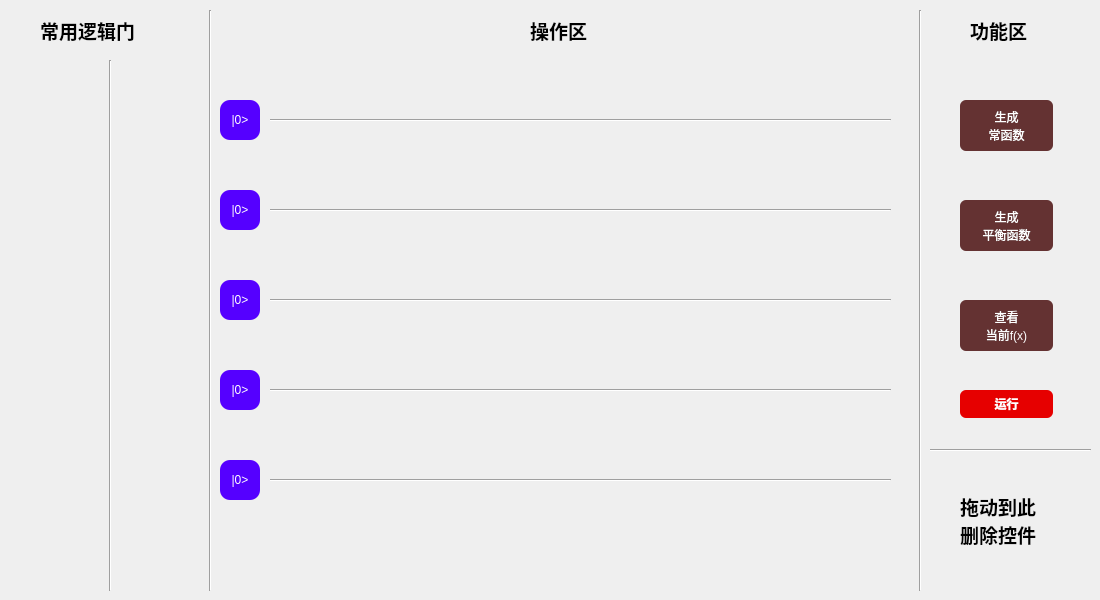
Above: widget.ui from pkfbc2014/Simple-Quantum-Simulator before the change. Below: the same form after it.
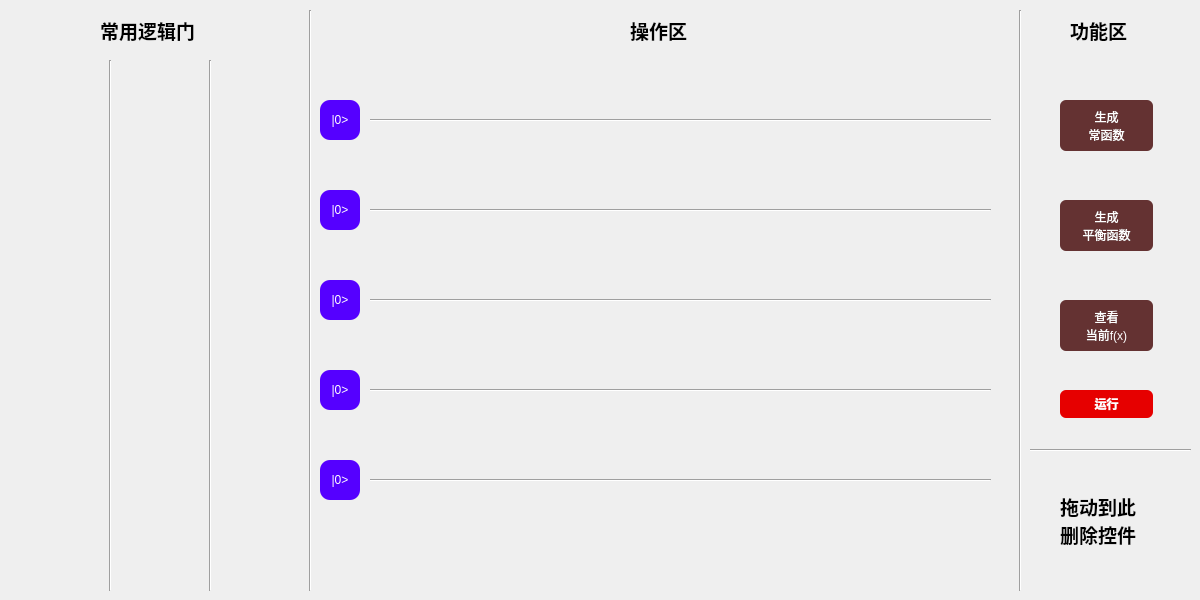
That is the form after the change. Icons and pictures are not drawn.

Patch:
```diff
--- a/widget.ui
+++ b/widget.ui
@@ -6,7 +6,7 @@
    <rect>
     <x>0</x>
     <y>0</y>
-    <width>1100</width>
+    <width>1200</width>
     <height>600</height>
    </rect>
   </property>
@@ -16,7 +16,7 @@
   <widget class="QLabel" name="label_9">
    <property name="geometry">
     <rect>
-     <x>40</x>
+     <x>100</x>
      <y>20</y>
      <width>151</width>
      <height>21</height>
@@ -174,23 +174,10 @@
     <enum>Qt::Vertical</enum>
    </property>
   </widget>
-  <widget class="Line" name="line_2">
-   <property name="geometry">
-    <rect>
-     <x>200</x>
-     <y>10</y>
-     <width>20</width>
-     <height>581</height>
-    </rect>
-   </property>
-   <property name="orientation">
-    <enum>Qt::Vertical</enum>
-   </property>
-  </widget>
   <widget class="Line" name="line_3">
    <property name="geometry">
     <rect>
-     <x>270</x>
+     <x>370</x>
      <y>110</y>
      <width>621</width>
      <height>20</height>
@@ -210,7 +197,7 @@
   <widget class="Line" name="line_4">
    <property name="geometry">
     <rect>
-     <x>270</x>
+     <x>370</x>
      <y>200</y>
      <width>621</width>
      <height>20</height>
@@ -230,7 +217,7 @@
   <widget class="Line" name="line_5">
    <property name="geometry">
     <rect>
-     <x>270</x>
+     <x>370</x>
      <y>290</y>
      <width>621</width>
      <height>20</height>
@@ -250,7 +237,7 @@
   <widget class="Line" name="line_6">
    <property name="geometry">
     <rect>
-     <x>270</x>
+     <x>370</x>
      <y>380</y>
      <width>621</width>
      <height>20</height>
@@ -270,7 +257,7 @@
   <widget class="Line" name="line_7">
    <property name="geometry">
     <rect>
-     <x>270</x>
+     <x>370</x>
      <y>470</y>
      <width>621</width>
      <height>20</height>
@@ -290,7 +277,7 @@
   <widget class="QLabel" name="label_10">
    <property name="geometry">
     <rect>
-     <x>530</x>
+     <x>630</x>
      <y>20</y>
      <width>81</width>
      <height>21</height>
@@ -310,7 +297,7 @@
   <widget class="QPushButton" name="qbit1">
    <property name="geometry">
     <rect>
-     <x>220</x>
+     <x>320</x>
      <y>100</y>
      <width>40</width>
      <height>40</height>
@@ -331,7 +318,7 @@
   <widget class="QPushButton" name="qbit2">
    <property name="geometry">
     <rect>
-     <x>220</x>
+     <x>320</x>
      <y>190</y>
      <width>40</width>
      <height>40</height>
@@ -352,7 +339,7 @@
   <widget class="QPushButton" name="qbit3">
    <property name="geometry">
     <rect>
-     <x>220</x>
+     <x>320</x>
      <y>280</y>
      <width>40</width>
      <height>40</height>
@@ -373,7 +360,7 @@
   <widget class="QPushButton" name="qbit4">
    <property name="geometry">
     <rect>
-     <x>220</x>
+     <x>320</x>
      <y>370</y>
      <width>40</width>
      <height>40</height>
@@ -394,7 +381,7 @@
   <widget class="QPushButton" name="qbit5">
    <property name="geometry">
     <rect>
-     <x>220</x>
+     <x>320</x>
      <y>460</y>
      <width>40</width>
      <height>40</height>
@@ -415,7 +402,7 @@
   <widget class="Line" name="line_8">
    <property name="geometry">
     <rect>
-     <x>910</x>
+     <x>1010</x>
      <y>10</y>
      <width>20</width>
      <height>581</height>
@@ -428,7 +415,7 @@
   <widget class="QPushButton" name="Con_fun">
    <property name="geometry">
     <rect>
-     <x>960</x>
+     <x>1060</x>
      <y>100</y>
      <width>93</width>
      <height>51</height>
@@ -450,7 +437,7 @@
   <widget class="QPushButton" name="Bala_fun">
    <property name="geometry">
     <rect>
-     <x>960</x>
+     <x>1060</x>
      <y>200</y>
      <width>93</width>
      <height>51</height>
@@ -472,7 +459,7 @@
   <widget class="QPushButton" name="Check_fun">
    <property name="geometry">
     <rect>
-     <x>960</x>
+     <x>1060</x>
      <y>300</y>
      <width>93</width>
      <height>51</height>
@@ -494,7 +481,7 @@
   <widget class="QPushButton" name="Do">
    <property name="geometry">
     <rect>
-     <x>960</x>
+     <x>1060</x>
      <y>390</y>
      <width>93</width>
      <height>28</height>
@@ -524,7 +511,7 @@
   <widget class="QLabel" name="label_11">
    <property name="geometry">
     <rect>
-     <x>970</x>
+     <x>1070</x>
      <y>20</y>
      <width>81</width>
      <height>21</height>
@@ -544,7 +531,7 @@
   <widget class="QLabel" name="label_12">
    <property name="geometry">
     <rect>
-     <x>960</x>
+     <x>1060</x>
      <y>490</y>
      <width>101</width>
      <height>61</height>
@@ -565,7 +552,7 @@
   <widget class="Line" name="line_9">
    <property name="geometry">
     <rect>
-     <x>930</x>
+     <x>1030</x>
      <y>440</y>
      <width>161</width>
      <height>20</height>
@@ -582,6 +569,32 @@
     <enum>Qt::Horizontal</enum>
    </property>
   </widget>
+  <widget class="Line" name="line_10">
+   <property name="geometry">
+    <rect>
+     <x>300</x>
+     <y>10</y>
+     <width>20</width>
+     <height>581</height>
+    </rect>
+   </property>
+   <property name="orientation">
+    <enum>Qt::Vertical</enum>
+   </property>
+  </widget>
+  <widget class="Line" name="line_2">
+   <property name="geometry">
+    <rect>
+     <x>200</x>
+     <y>60</y>
+     <width>20</width>
+     <height>531</height>
+    </rect>
+   </property>
+   <property name="orientation">
+    <enum>Qt::Vertical</enum>
+   </property>
+  </widget>
  </widget>
  <resources>
   <include location="gates/images.qrc"/>
```
